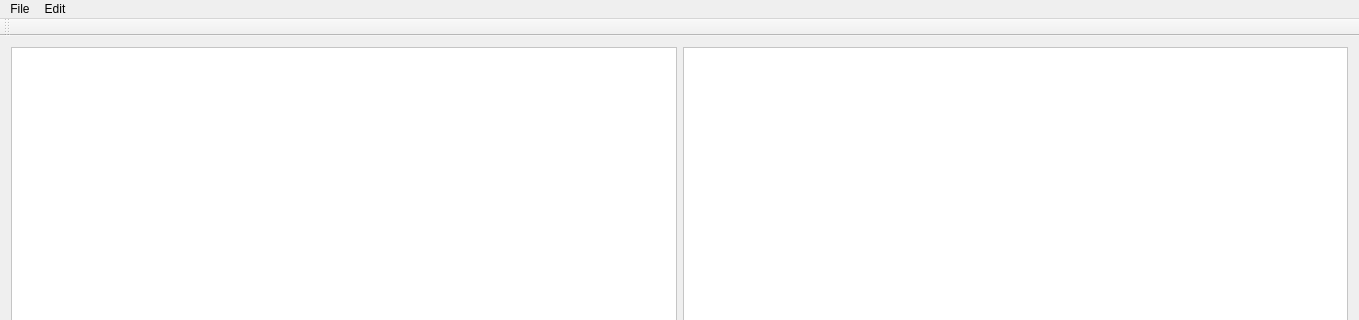
First picture: the form in DeepReader/deepreader.ui, repository shanalily/DeepReader, before the edit; both pictures show x 0 to 1359 and y 0 to 320 of the 1359 by 844 pixel window.
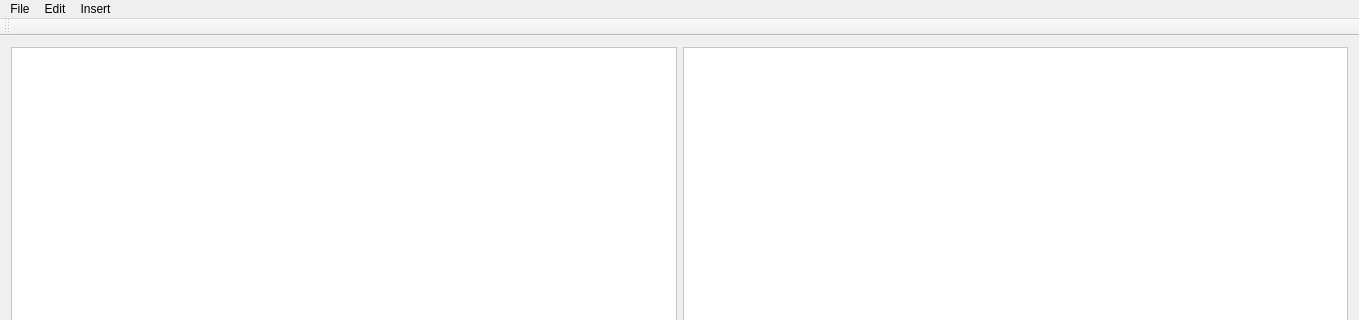
Second picture: the form after the edit. Icons and pictures are not drawn.

Diff of the .ui file:
```diff
--- a/DeepReader/deepreader.ui
+++ b/DeepReader/deepreader.ui
@@ -460,9 +460,17 @@
     <addaction name="actionCut"/>
     <addaction name="actionCopy"/>
     <addaction name="actionPaste"/>
+    <addaction name="actionSelect_All"/>
+   </widget>
+   <widget class="QMenu" name="menuInsert">
+    <property name="title">
+     <string>Insert</string>
+    </property>
+    <addaction name="action_Bullet_List"/>
    </widget>
    <addaction name="menuFile"/>
    <addaction name="menuEdit"/>
+   <addaction name="menuInsert"/>
   </widget>
   <widget class="QToolBar" name="mainToolBar">
    <attribute name="toolBarArea">
```
Left out of the diff: 33 changed lines with no effect on the pictures.
